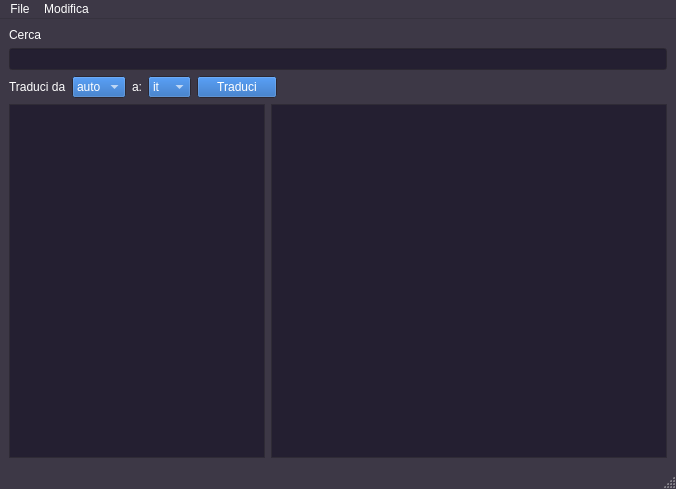
Old version of the form localization_manager.ui in the repository robdearpowa/localization_manager.
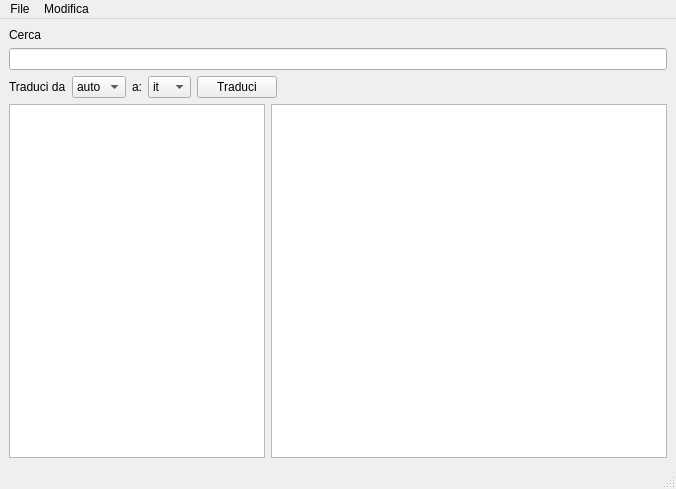
New version of the form.

Commit message:
Novità: - Nuova Stringa - Elimina Stringa
Fix:
- Fix check string, list e dict empty e None invece che solo None
- Rimozione tema scuro

The edit to the form file:
```diff
--- a/localization_manager.ui
+++ b/localization_manager.ui
@@ -10,313 +10,6 @@
     <height>489</height>
    </rect>
   </property>
-  <property name="palette">
-	<palette>
-	 <active>
-	  <colorrole role="WindowText">
-	   <brush brushstyle="SolidPattern">
-	    <color alpha="255">
-	     <red>255</red>
-	     <green>255</green>
-	     <blue>255</blue>
-	    </color>
-	   </brush>
-	  </colorrole>
-	  <colorrole role="Button">
-	   <brush brushstyle="SolidPattern">
-	    <color alpha="255">
-	     <red>26</red>
-	     <green>95</green>
-	     <blue>180</blue>
-	    </color>
-	   </brush>
-	  </colorrole>
-	  <colorrole role="Text">
-	   <brush brushstyle="SolidPattern">
-	    <color alpha="255">
-	     <red>255</red>
-	     <green>255</green>
-	     <blue>255</blue>
-	    </color>
-	   </brush>
-	  </colorrole>
-	  <colorrole role="ButtonText">
-	   <brush brushstyle="SolidPattern">
-	    <color alpha="255">
-	     <red>255</red>
-	     <green>255</green>
-	     <blue>255</blue>
-	    </color>
-	   </brush>
-	  </colorrole>
-	  <colorrole role="Base">
-	   <brush brushstyle="SolidPattern">
-	    <color alpha="255">
-	     <red>36</red>
-	     <green>31</green>
-	     <blue>49</blue>
-	    </color>
-	   </brush>
-	  </colorrole>
-	  <colorrole role="Window">
-	   <brush brushstyle="SolidPattern">
-	    <color alpha="255">
-	     <red>61</red>
-	     <green>56</green>
-	     <blue>70</blue>
-	    </color>
-	   </brush>
-	  </colorrole>
-	  <colorrole role="Highlight">
-	   <brush brushstyle="SolidPattern">
-	    <color alpha="255">
-	     <red>53</red>
-	     <green>132</green>
-	     <blue>228</blue>
-	    </color>
-	   </brush>
-	  </colorrole>
-	  <colorrole role="HighlightedText">
-	   <brush brushstyle="SolidPattern">
-	    <color alpha="255">
-	     <red>255</red>
-	     <green>255</green>
-	     <blue>255</blue>
-	    </color>
-	   </brush>
-	  </colorrole>
-	  <colorrole role="AlternateBase">
-	   <brush brushstyle="SolidPattern">
-	    <color alpha="255">
-	     <red>94</red>
-	     <green>92</green>
-	     <blue>100</blue>
-	    </color>
-	   </brush>
-	  </colorrole>
-	  <colorrole role="ToolTipBase">
-	   <brush brushstyle="SolidPattern">
-	    <color alpha="255">
-	     <red>119</red>
-	     <green>118</green>
-	     <blue>123</blue>
-	    </color>
-	   </brush>
-	  </colorrole>
-	  <colorrole role="ToolTipText">
-	   <brush brushstyle="SolidPattern">
-	    <color alpha="255">
-	     <red>255</red>
-	     <green>255</green>
-	     <blue>255</blue>
-	    </color>
-	   </brush>
-	  </colorrole>
-	 </active>
-	 <inactive>
-	  <colorrole role="WindowText">
-	   <brush brushstyle="SolidPattern">
-	    <color alpha="255">
-	     <red>255</red>
-	     <green>255</green>
-	     <blue>255</blue>
-	    </color>
-	   </brush>
-	  </colorrole>
-	  <colorrole role="Button">
-	   <brush brushstyle="SolidPattern">
-	    <color alpha="255">
-	     <red>26</red>
-	     <green>95</green>
-	     <blue>180</blue>
-	    </color>
-	   </brush>
-	  </colorrole>
-	  <colorrole role="Text">
-	   <brush brushstyle="SolidPattern">
-	    <color alpha="255">
-	     <red>255</red>
-	     <green>255</green>
-	     <blue>255</blue>
-	    </color>
-	   </brush>
-	  </colorrole>
-	  <colorrole role="ButtonText">
-	   <brush brushstyle="SolidPattern">
-	    <color alpha="255">
-	     <red>255</red>
-	     <green>255</green>
-	     <blue>255</blue>
-	    </color>
-	   </brush>
-	  </colorrole>
-	  <colorrole role="Base">
-	   <brush brushstyle="SolidPattern">
-	    <color alpha="255">
-	     <red>36</red>
-	     <green>31</green>
-	     <blue>49</blue>
-	    </color>
-	   </brush>
-	  </colorrole>
-	  <colorrole role="Window">
-	   <brush brushstyle="SolidPattern">
-	    <color alpha="255">
-	     <red>61</red>
-	     <green>56</green>
-	     <blue>70</blue>
-	    </color>
-	   </brush>
-	  </colorrole>
-	  <colorrole role="Highlight">
-	   <brush brushstyle="SolidPattern">
-	    <color alpha="255">
-	     <red>53</red>
-	     <green>132</green>
-	     <blue>228</blue>
-	    </color>
-	   </brush>
-	  </colorrole>
-	  <colorrole role="HighlightedText">
-	   <brush brushstyle="SolidPattern">
-	    <color alpha="255">
-	     <red>255</red>
-	     <green>255</green>
-	     <blue>255</blue>
-	    </color>
-	   </brush>
-	  </colorrole>
-	  <colorrole role="AlternateBase">
-	   <brush brushstyle="SolidPattern">
-	    <color alpha="255">
-	     <red>94</red>
-	     <green>92</green>
-	     <blue>100</blue>
-	    </color>
-	   </brush>
-	  </colorrole>
-	  <colorrole role="ToolTipBase">
-	   <brush brushstyle="SolidPattern">
-	    <color alpha="255">
-	     <red>119</red>
-	     <green>118</green>
-	     <blue>123</blue>
-	    </color>
-	   </brush>
-	  </colorrole>
-	  <colorrole role="ToolTipText">
-	   <brush brushstyle="SolidPattern">
-	    <color alpha="255">
-	     <red>255</red>
-	     <green>255</green>
-	     <blue>255</blue>
-	    </color>
-	   </brush>
-	  </colorrole>
-	 </inactive>
-	 <disabled>
-	  <colorrole role="WindowText">
-	   <brush brushstyle="SolidPattern">
-	    <color alpha="255">
-	     <red>190</red>
-	     <green>190</green>
-	     <blue>190</blue>
-	    </color>
-	   </brush>
-	  </colorrole>
-	  <colorrole role="Button">
-	   <brush brushstyle="SolidPattern">
-	    <color alpha="255">
-	     <red>26</red>
-	     <green>95</green>
-	     <blue>180</blue>
-	    </color>
-	   </brush>
-	  </colorrole>
-	  <colorrole role="Text">
-	   <brush brushstyle="SolidPattern">
-	    <color alpha="255">
-	     <red>190</red>
-	     <green>190</green>
-	     <blue>190</blue>
-	    </color>
-	   </brush>
-	  </colorrole>
-	  <colorrole role="ButtonText">
-	   <brush brushstyle="SolidPattern">
-	    <color alpha="255">
-	     <red>190</red>
-	     <green>190</green>
-	     <blue>190</blue>
-	    </color>
-	   </brush>
-	  </colorrole>
-	  <colorrole role="Base">
-	   <brush brushstyle="SolidPattern">
-	    <color alpha="255">
-	     <red>61</red>
-	     <green>56</green>
-	     <blue>70</blue>
-	    </color>
-	   </brush>
-	  </colorrole>
-	  <colorrole role="Window">
-	   <brush brushstyle="SolidPattern">
-	    <color alpha="255">
-	     <red>61</red>
-	     <green>56</green>
-	     <blue>70</blue>
-	    </color>
-	   </brush>
-	  </colorrole>
-	  <colorrole role="Highlight">
-	   <brush brushstyle="SolidPattern">
-	    <color alpha="255">
-	     <red>145</red>
-	     <green>145</green>
-	     <blue>145</blue>
-	    </color>
-	   </brush>
-	  </colorrole>
-	  <colorrole role="HighlightedText">
-	   <brush brushstyle="SolidPattern">
-	    <color alpha="255">
-	     <red>255</red>
-	     <green>255</green>
-	     <blue>255</blue>
-	    </color>
-	   </brush>
-	  </colorrole>
-	  <colorrole role="AlternateBase">
-	   <brush brushstyle="SolidPattern">
-	    <color alpha="255">
-	     <red>94</red>
-	     <green>92</green>
-	     <blue>100</blue>
-	    </color>
-	   </brush>
-	  </colorrole>
-	  <colorrole role="ToolTipBase">
-	   <brush brushstyle="SolidPattern">
-	    <color alpha="255">
-	     <red>119</red>
-	     <green>118</green>
-	     <blue>123</blue>
-	    </color>
-	   </brush>
-	  </colorrole>
-	  <colorrole role="ToolTipText">
-	   <brush brushstyle="SolidPattern">
-	    <color alpha="255">
-	     <red>255</red>
-	     <green>255</green>
-	     <blue>255</blue>
-	    </color>
-	   </brush>
-	  </colorrole>
-	 </disabled>
-	</palette>
-  </property>
   <property name="windowTitle">
    <string>Gestore Localizzazione</string>
   </property>
@@ -427,7 +120,7 @@
      <height>27</height>
     </rect>
    </property>
-   <widget class="QMenu" name="menuFile">
+   <widget class="QMenu" name="mnu_file">
     <property name="title">
      <string>File</string>
     </property>
@@ -435,13 +128,13 @@
     <addaction name="act_save_arb"/>
     <addaction name="act_save_arb_as"/>
    </widget>
-   <widget class="QMenu" name="menuModifica">
+   <widget class="QMenu" name="mnu_modifica">
     <property name="title">
      <string>Modifica</string>
     </property>
    </widget>
-   <addaction name="menuFile"/>
-   <addaction name="menuModifica"/>
+   <addaction name="mnu_file"/>
+   <addaction name="mnu_modifica"/>
   </widget>
   <widget class="QStatusBar" name="statusbar"/>
   <action name="act_open_arb">
```
Left out of the diff: 33 changed lines with no effect on the pictures. The commit also changes 1 other file.
